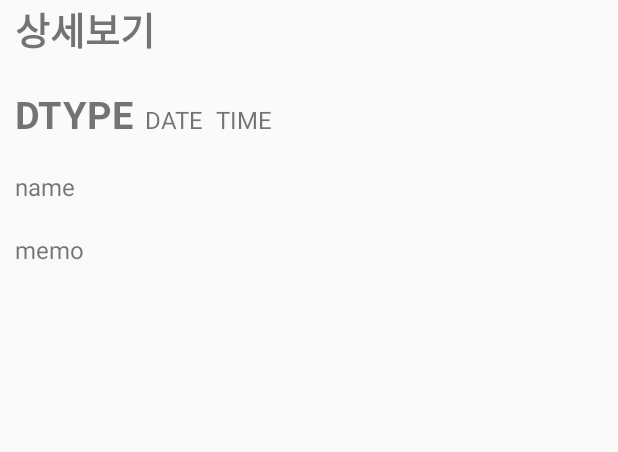
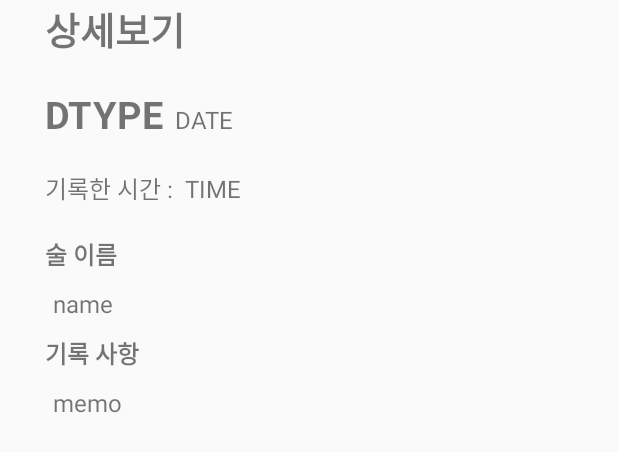
Before and after one commit to godokan/Drunken-Diary, an Android app: the layout dialog_detail.xml on its own in the app's theme, with its tools: preview values and no code run, on a phone screen of 412 x 824 dp. Shown: the top 452 px of the screen. Run offline under Robolectric (Android 15) with nearby library versions, the phone set to English and light mode, and no system bars.

Commit message:
Time 시간 -> 기록한 날짜 디자인 개편

```diff
--- a/app/src/main/java/com/example/drunkendiary/ItemAdapter.java
+++ b/app/src/main/java/com/example/drunkendiary/ItemAdapter.java
@@ -47,12 +47,10 @@ public class ItemAdapter extends BaseAdapter {
         TextView dType = itemView.findViewById(R.id.dtype);
         TextView description = itemView.findViewById(R.id.description);
         TextView date = itemView.findViewById(R.id.date);
-        TextView time = itemView.findViewById(R.id.time);
 
         dType.setText(listItem.getDtype());
         description.setText(listItem.getName()+" / "+listItem.getMemo());
         date.setText(listItem.getDate());
-        time.setText(listItem.getTime());
 
         return itemView;
     }
--- a/app/src/main/res/layout/dialog_detail.xml
+++ b/app/src/main/res/layout/dialog_detail.xml
@@ -2,7 +2,9 @@
 <LinearLayout xmlns:android="http://schemas.android.com/apk/res/android"
     android:orientation="vertical"
     android:layout_width="match_parent"
-    android:layout_height="match_parent">
+    android:layout_height="match_parent"
+    android:paddingStart="20dp"
+    android:paddingEnd="20dp">
     <TextView
         android:layout_width="wrap_content"
         android:layout_height="wrap_content"
@@ -29,8 +31,19 @@
             android:layout_width="wrap_content"
             android:layout_height="wrap_content"
             android:textSize="16sp"
+            android:text="DATE" />
+    </LinearLayout>
+    <LinearLayout
+        android:layout_width="match_parent"
+        android:layout_height="wrap_content"
+        android:orientation="horizontal"
+        android:layout_margin="10dp">
+        <TextView
+            android:layout_width="wrap_content"
+            android:layout_height="wrap_content"
+            android:textSize="16sp"
             android:layout_marginEnd="8dp"
-            android:text="DATE" />
+            android:text="기록한 시간 :" />
         <TextView
             android:id="@+id/time"
             android:layout_width="wrap_content"
@@ -39,17 +52,33 @@
             android:text="TIME" />
     </LinearLayout>
     <TextView
+        android:layout_width="wrap_content"
+        android:layout_height="wrap_content"
+        android:textSize="16sp"
+        android:textStyle="bold"
+        android:layout_margin="10dp"
+        android:text="@string/drinkName" />
+    <TextView
         android:id="@+id/name"
         android:layout_width="match_parent"
         android:layout_height="wrap_content"
         android:textSize="16sp"
         android:text="name"
-        android:layout_margin="10dp"/>
+        android:layout_marginStart="15dp"
+        android:layout_marginEnd="15dp"/>
+    <TextView
+        android:layout_width="wrap_content"
+        android:layout_height="wrap_content"
+        android:textSize="16sp"
+        android:textStyle="bold"
+        android:layout_margin="10dp"
+        android:text="@string/memo" />
     <TextView
         android:id="@+id/memo"
         android:layout_width="match_parent"
         android:layout_height="wrap_content"
         android:textSize="16sp"
         android:text="memo"
-        android:layout_margin="10dp"/>
+        android:layout_marginStart="15dp"
+        android:layout_marginEnd="15dp"/>
 </LinearLayout>
```
Also changed, not shown: app/src/main/java/com/example/drunkendiary/DateHelper.java (+0 -12 lines), app/src/main/java/com/example/drunkendiary/DetailAccess.java (+5 -3 lines), app/src/main/res/layout/dialog_init.xml (+10 -1 lines), app/src/main/res/layout/list_item.xml (+0 -7 lines).
